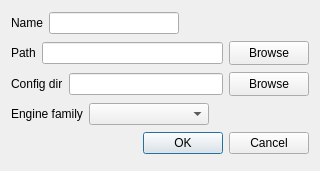
Before: the Qt Designer form Forms/EngineDialog.ui in Youda008/DoomRunner, drawn with Qt 5.
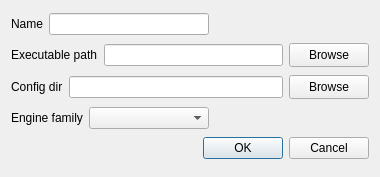
After: the same form once the commit is applied. Icons and pictures are not drawn.

Commit message: EngineDialog UI adjustment

Patch:
```diff
--- a/Forms/EngineDialog.ui
+++ b/Forms/EngineDialog.ui
@@ -9,8 +9,8 @@
    <rect>
     <x>0</x>
     <y>0</y>
-    <width>320</width>
-    <height>171</height>
+    <width>380</width>
+    <height>177</height>
    </rect>
   </property>
   <property name="windowTitle">
@@ -18,7 +18,7 @@
   </property>
   <layout class="QVBoxLayout" name="verticalLayout">
    <item>
-    <layout class="QHBoxLayout" name="horizontalLayout_2">
+    <layout class="QHBoxLayout" name="horizontalLayout_2" stretch="0,1,1">
      <item>
       <widget class="QLabel" name="nameLabel">
        <property name="text">
@@ -27,7 +27,11 @@
       </widget>
      </item>
      <item>
-      <widget class="QLineEdit" name="nameLine"/>
+      <widget class="QLineEdit" name="nameLine">
+       <property name="text">
+        <string/>
+       </property>
+      </widget>
      </item>
      <item>
       <spacer name="horizontalSpacer">
@@ -49,7 +53,7 @@
      <item>
       <widget class="QLabel" name="pathLabel">
        <property name="text">
-        <string>Path</string>
+        <string>Executable path</string>
        </property>
       </widget>
      </item>
```
The commit also changes 2 other files.
